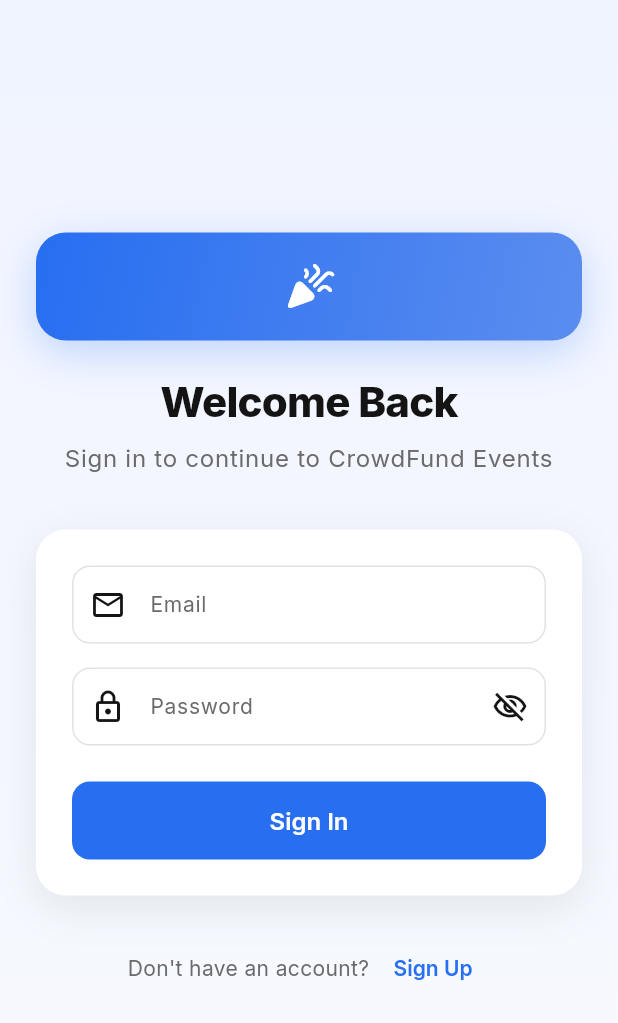
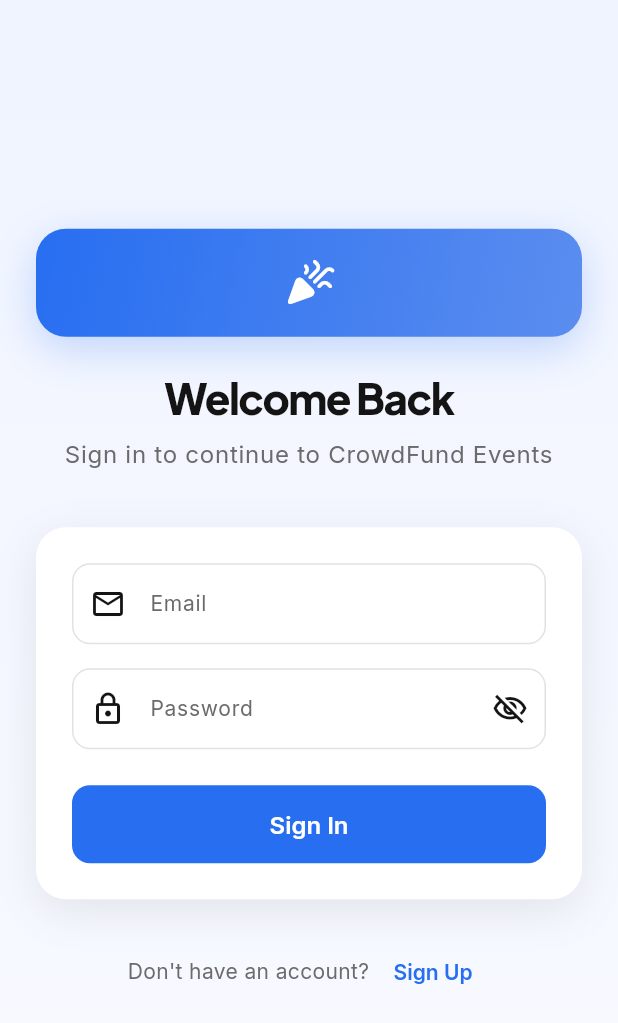
Before and after one commit to ShafkatWaheed/Crowd-Funding-Event, a Flutter app: the screen it shows after launch, on a phone screen of 412 x 824 dp. Shown: the top 1023 px of the screen. Run offline on Flutter 3.47's test engine with Material 3 defaults, Android fonts, the phone set to English and light mode, and no system bars; drawn by our look-alikes of flutter_animate; our stand-ins replace cached_network_image, connectivity_plus, dio, drift, drift_flutter, file_picker and 15 more; missing offline and left inert: flutter_stripe, mobile_scanner; accounts and stored records are empty; generated files the repository leaves out were written again.

Commit message:
Add AppTypography and introduce Plus Jakarta Sans / Inter font pairing
Create FrontEnd/lib/config/app_typography.dart as the single source of
truth for all text styles. All GoogleFonts.inter() calls removed from
theme.dart — it now references AppTypography.* constants instead.

Font pairing:
- Plus Jakarta Sans (w700–w800, tight letter-spacing) for display,
  headline, title, and app bar — expressive at large sizes
- Inter for body, labels, buttons, inputs, nav, chips — legible at
  small sizes

Body line-height bumped 1.5→1.6 for a more airy, editorial feel.
Verified: flutter analyze — no issues.

Co-Authored-By: Claude Sonnet 4.6 <noreply@anthropic.com>

```diff
--- /dev/null
+++ b/FrontEnd/lib/config/app_typography.dart
@@ -0,0 +1,109 @@
+import 'package:flutter/material.dart';
+import 'package:google_fonts/google_fonts.dart';
+
+// ═══════════════════════════════════════════════════════════════════════════
+//  AppTypography — single source of truth for all text styles
+//
+//  Two-font pairing:
+//    • Plus Jakarta Sans — display, headline, title, app bar
+//      Expressive geometric with strong personality at large sizes
+//    • Inter — body, labels, buttons, inputs, nav, chips
+//      Neutral, highly legible at small sizes
+//
+//  Every style is color-neutral; apply color with .copyWith(color: ...).
+//  Only this file imports google_fonts.
+//
+//  Usage:
+//    AppTypography.titleMedium.copyWith(color: AppTheme.textPrimaryOf(ctx))
+//    AppTypography.bodySmall    ← use directly when color doesn't matter
+// ═══════════════════════════════════════════════════════════════════════════
+
+abstract class AppTypography {
+  /// Display/heading font — expressive, premium feel at large sizes
+  static const String displayFontFamily = 'Plus Jakarta Sans';
+
+  /// Body/UI font — neutral, highly legible at small sizes
+  static const String bodyFontFamily = 'Inter';
+
+  // ─── Display  (Plus Jakarta Sans) ─────────────────────────────────────────
+
+  static TextStyle get displayLarge =>
+      GoogleFonts.plusJakartaSans(fontSize: 32, fontWeight: FontWeight.w800, letterSpacing: -1.5, height: 1.12);
+
+  static TextStyle get displayMedium =>
+      GoogleFonts.plusJakartaSans(fontSize: 28, fontWeight: FontWeight.w800, letterSpacing: -1.0, height: 1.18);
+
+  static TextStyle get displaySmall =>
+      GoogleFonts.plusJakartaSans(fontSize: 40, fontWeight: FontWeight.w800, letterSpacing: -2.0, height: 1.08);
+
+  // ─── Headline  (Plus Jakarta Sans) ────────────────────────────────────────
+
+  static TextStyle get headlineLarge =>
+      GoogleFonts.plusJakartaSans(fontSize: 24, fontWeight: FontWeight.w700, letterSpacing: -0.5, height: 1.25);
+
+  static TextStyle get headlineMedium =>
+      GoogleFonts.plusJakartaSans(fontSize: 20, fontWeight: FontWeight.w700, letterSpacing: -0.3, height: 1.30);
+
+  static TextStyle get headlineSmall =>
+      GoogleFonts.plusJakartaSans(fontSize: 18, fontWeight: FontWeight.w700, height: 1.30);
+
+  // ─── Title  (Plus Jakarta Sans) ───────────────────────────────────────────
+
+  static TextStyle get titleLarge =>
+      GoogleFonts.plusJakartaSans(fontSize: 18, fontWeight: FontWeight.w700);
+
+  static TextStyle get titleMedium =>
+      GoogleFonts.plusJakartaSans(fontSize: 16, fontWeight: FontWeight.w600);
+
+  static TextStyle get titleSmall =>
+      GoogleFonts.plusJakartaSans(fontSize: 14, fontWeight: FontWeight.w600);
+
+  // ─── Body  (Inter) ────────────────────────────────────────────────────────
+
+  static TextStyle get bodyLarge =>
+      GoogleFonts.inter(fontSize: 16, height: 1.6);
+
+  static TextStyle get bodyMedium =>
+      GoogleFonts.inter(fontSize: 14, height: 1.6);
+
+  static TextStyle get bodySmall =>
+      GoogleFonts.inter(fontSize: 12, height: 1.5);
+
+  // ─── Label  (Inter) ───────────────────────────────────────────────────────
+
+  static TextStyle get labelLarge =>
+      GoogleFonts.inter(fontSize: 14, fontWeight: FontWeight.w600);
+
+  static TextStyle get labelMedium =>
+      GoogleFonts.inter(fontSize: 12, fontWeight: FontWeight.w600, letterSpacing: 0.5);
+
+  static TextStyle get labelSmall =>
+      GoogleFonts.inter(fontSize: 11, fontWeight: FontWeight.w700, letterSpacing: 1.0);
+
+  // ─── Component overrides  (Inter) ─────────────────────────────────────────
+  // App bar, buttons, input fields, navigation rail, chips
+
+  static TextStyle get appBarTitle =>
+      GoogleFonts.plusJakartaSans(fontSize: 20, fontWeight: FontWeight.w800, letterSpacing: -0.5);
+
+  static TextStyle get buttonLarge =>
+      GoogleFonts.inter(fontSize: 16, fontWeight: FontWeight.w600);
+
+  static TextStyle get buttonMedium =>
+      GoogleFonts.inter(fontSize: 14, fontWeight: FontWeight.w600);
+
+  static TextStyle get inputHint =>
+      GoogleFonts.inter(fontSize: 14);
+
+  static TextStyle get navRailSelected =>
+      GoogleFonts.inter(fontSize: 12, fontWeight: FontWeight.w600);
+
+  static TextStyle get navRailDefault =>
+      GoogleFonts.inter(fontSize: 12);
+
+  static TextStyle get chip =>
+      GoogleFonts.inter(fontSize: 12, fontWeight: FontWeight.w500);
+
+  static TextStyle get segmentedButton =>
+      GoogleFonts.inter(fontSize: 13, fontWeight: FontWeight.w600);
+}
--- a/FrontEnd/lib/config/theme.dart
+++ b/FrontEnd/lib/config/theme.dart
@@ -1,5 +1,6 @@
 import 'package:flutter/material.dart';
 import 'package:google_fonts/google_fonts.dart';
+import 'app_typography.dart';
 import 'design_tokens.dart';
 
 class AppTheme {
@@ -274,15 +275,15 @@ class AppTheme {
           foregroundColor: WidgetStateProperty.resolveWith((states) =>
               states.contains(WidgetState.selected) ? Colors.white : textPrimary),
           side: WidgetStatePropertyAll(BorderSide(color: dividerColor)),
-          textStyle: WidgetStatePropertyAll(GoogleFonts.inter(fontSize: 13, fontWeight: FontWeight.w600)),
+          textStyle: WidgetStatePropertyAll(AppTypography.segmentedButton),
         ),
       ),
       navigationRailTheme: NavigationRailThemeData(
         backgroundColor: Colors.white,
         selectedIconTheme: IconThemeData(color: primaryColor),
         unselectedIconTheme: IconThemeData(color: textSecondary),
-        selectedLabelTextStyle: GoogleFonts.inter(fontSize: 12, fontWeight: FontWeight.w600, color: primaryColor),
-        unselectedLabelTextStyle: GoogleFonts.inter(fontSize: 12, color: textSecondary),
+        selectedLabelTextStyle: AppTypography.navRailSelected.copyWith(color: primaryColor),
+        unselectedLabelTextStyle: AppTypography.navRailDefault.copyWith(color: textSecondary),
         indicatorColor: accentColor.withValues(alpha: 0.12),
       ),
       dialogTheme: DialogThemeData(
@@ -333,15 +334,15 @@ class AppTheme {
           foregroundColor: WidgetStateProperty.resolveWith((states) =>
               states.contains(WidgetState.selected) ? Colors.white : _dkTextPrimary),
           side: WidgetStatePropertyAll(BorderSide(color: _dkDivider)),
-          textStyle: WidgetStatePropertyAll(GoogleFonts.inter(fontSize: 13, fontWeight: FontWeight.w600)),
+          textStyle: WidgetStatePropertyAll(AppTypography.segmentedButton),
         ),
       ),
       navigationRailTheme: NavigationRailThemeData(
         backgroundColor: _dkCard,
         selectedIconTheme: IconThemeData(color: accentColor),
         unselectedIconTheme: IconThemeData(color: _dkTextSecondary),
-        selectedLabelTextStyle: GoogleFonts.inter(fontSize: 12, fontWeight: FontWeight.w600, color: accentColor),
-        unselectedLabelTextStyle: GoogleFonts.inter(fontSize: 12, color: _dkTextSecondary),
+        selectedLabelTextStyle: AppTypography.navRailSelected.copyWith(color: accentColor),
+        unselectedLabelTextStyle: AppTypography.navRailDefault.copyWith(color: _dkTextSecondary),
         indicatorColor: accentColor.withValues(alpha: 0.15),
       ),
       dialogTheme: DialogThemeData(
@@ -360,21 +361,21 @@ class AppTheme {
 
   static TextTheme _textTheme(ThemeData base, Color primary, Color secondary) {
     return GoogleFonts.interTextTheme(base.textTheme).copyWith(
-      displayLarge: GoogleFonts.inter(fontSize: 32, fontWeight: FontWeight.w800, color: primary, letterSpacing: -1, height: 1.15),
-      displayMedium: GoogleFonts.inter(fontSize: 28, fontWeight: FontWeight.w800, color: primary, letterSpacing: -0.5, height: 1.2),
-      displaySmall: GoogleFonts.inter(fontSize: 40, fontWeight: FontWeight.w900, color: primary, letterSpacing: -1.5, height: 1.1),
-      headlineLarge: GoogleFonts.inter(fontSize: 24, fontWeight: FontWeight.w700, color: primary, height: 1.25),
-      headlineMedium: GoogleFonts.inter(fontSize: 20, fontWeight: FontWeight.w700, color: primary, height: 1.3),
-      headlineSmall: GoogleFonts.inter(fontSize: 18, fontWeight: FontWeight.w700, color: primary, height: 1.3),
-      titleLarge: GoogleFonts.inter(fontSize: 18, fontWeight: FontWeight.w700, color: primary),
-      titleMedium: GoogleFonts.inter(fontSize: 16, fontWeight: FontWeight.w600, color: primary),
-      titleSmall: GoogleFonts.inter(fontSize: 14, fontWeight: FontWeight.w600, color: primary),
-      bodyLarge: GoogleFonts.inter(fontSize: 16, color: primary, height: 1.5),
-      bodyMedium: GoogleFonts.inter(fontSize: 14, color: primary, height: 1.5),
-      bodySmall: GoogleFonts.inter(fontSize: 12, color: secondary, height: 1.4),
-      labelLarge: GoogleFonts.inter(fontSize: 14, fontWeight: FontWeight.w600, color: primary),
-      labelMedium: GoogleFonts.inter(fontSize: 12, fontWeight: FontWeight.w600, color: primary, letterSpacing: 0.5),
-      labelSmall: GoogleFonts.inter(fontSize: 11, fontWeight: FontWeight.w700, color: secondary, letterSpacing: 1.0),
+      displayLarge:   AppTypography.displayLarge.copyWith(color: primary),
+      displayMedium:  AppTypography.displayMedium.copyWith(color: primary),
+      displaySmall:   AppTypography.displaySmall.copyWith(color: primary),
+      headlineLarge:  AppTypography.headlineLarge.copyWith(color: primary),
+      headlineMedium: AppTypography.headlineMedium.copyWith(color: primary),
+      headlineSmall:  AppTypography.headlineSmall.copyWith(color: primary),
+      titleLarge:     AppTypography.titleLarge.copyWith(color: primary),
+      titleMedium:    AppTypography.titleMedium.copyWith(color: primary),
+      titleSmall:     AppTypography.titleSmall.copyWith(color: primary),
+      bodyLarge:      AppTypography.bodyLarge.copyWith(color: primary),
+      bodyMedium:     AppTypography.bodyMedium.copyWith(color: primary),
+      bodySmall:      AppTypography.bodySmall.copyWith(color: secondary),
+      labelLarge:     AppTypography.labelLarge.copyWith(color: primary),
+      labelMedium:    AppTypography.labelMedium.copyWith(color: primary),
+      labelSmall:     AppTypography.labelSmall.copyWith(color: secondary),
     );
   }
 
@@ -385,7 +386,7 @@ class AppTheme {
       scrolledUnderElevation: 0,
       backgroundColor: bg,
       surfaceTintColor: Colors.transparent,
-      titleTextStyle: GoogleFonts.inter(fontSize: 20, fontWeight: FontWeight.w800, color: fg, letterSpacing: -0.5),
+      titleTextStyle: AppTypography.appBarTitle.copyWith(color: fg),
       iconTheme: IconThemeData(color: fg, size: AppIconSize.lg),
     );
   }
@@ -408,8 +409,8 @@ class AppTheme {
       enabledBorder: OutlineInputBorder(borderRadius: AppRadius.md, borderSide: BorderSide(color: border)),
       focusedBorder: OutlineInputBorder(borderRadius: AppRadius.md, borderSide: BorderSide(color: focus, width: 2)),
       contentPadding: const EdgeInsets.symmetric(horizontal: AppSpacing.lg, vertical: 14),
-      hintStyle: GoogleFonts.inter(color: hint, fontSize: 14),
-      labelStyle: GoogleFonts.inter(color: hint, fontSize: 14),
+      hintStyle: AppTypography.inputHint.copyWith(color: hint),
+      labelStyle: AppTypography.inputHint.copyWith(color: hint),
     );
   }
 
@@ -421,7 +422,7 @@ class AppTheme {
         elevation: 0,
         padding: const EdgeInsets.symmetric(horizontal: 28, vertical: AppSpacing.lg),
         shape: RoundedRectangleBorder(borderRadius: AppRadius.md),
-        textStyle: GoogleFonts.inter(fontSize: 16, fontWeight: FontWeight.w600),
+        textStyle: AppTypography.buttonLarge,
       ),
     );
   }
@@ -433,7 +434,7 @@ class AppTheme {
         side: BorderSide(color: border),
         padding: const EdgeInsets.symmetric(horizontal: AppSpacing.xxl, vertical: 14),
         shape: RoundedRectangleBorder(borderRadius: AppRadius.md),
-        textStyle: GoogleFonts.inter(fontSize: 14, fontWeight: FontWeight.w600),
+        textStyle: AppTypography.buttonMedium,
       ),
     );
   }
@@ -442,7 +443,7 @@ class AppTheme {
     return TextButtonThemeData(
       style: TextButton.styleFrom(
         foregroundColor: accentColor,
-        textStyle: GoogleFonts.inter(fontSize: 14, fontWeight: FontWeight.w600),
+        textStyle: AppTypography.buttonMedium,
       ),
     );
   }
@@ -473,8 +474,8 @@ class AppTheme {
       backgroundColor: bg,
       selectedColor: selected,
       secondarySelectedColor: selected,
-      labelStyle: GoogleFonts.inter(fontSize: 12, fontWeight: FontWeight.w500, color: labelColor),
-      secondaryLabelStyle: GoogleFonts.inter(fontSize: 12, fontWeight: FontWeight.w500, color: selectedLabelColor),
+      labelStyle: AppTypography.chip.copyWith(color: labelColor),
+      secondaryLabelStyle: AppTypography.chip.copyWith(color: selectedLabelColor),
       shape: RoundedRectangleBorder(borderRadius: AppRadius.pill),
       side: BorderSide.none,
       padding: const EdgeInsets.symmetric(horizontal: AppSpacing.md, vertical: 6),
```
